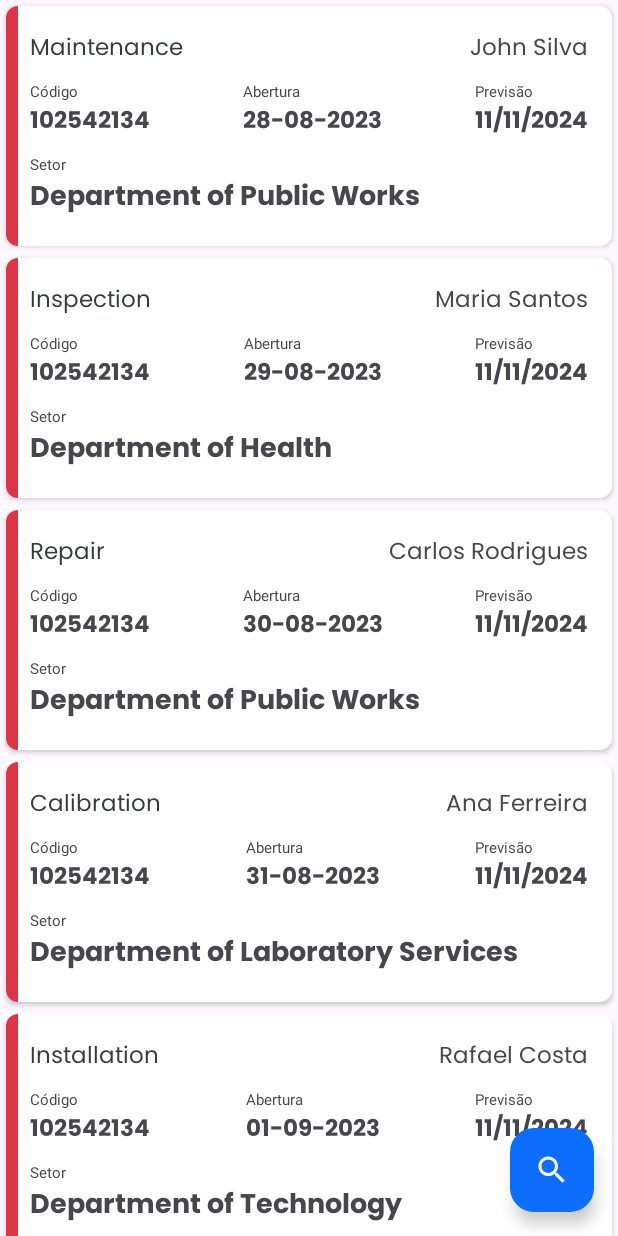
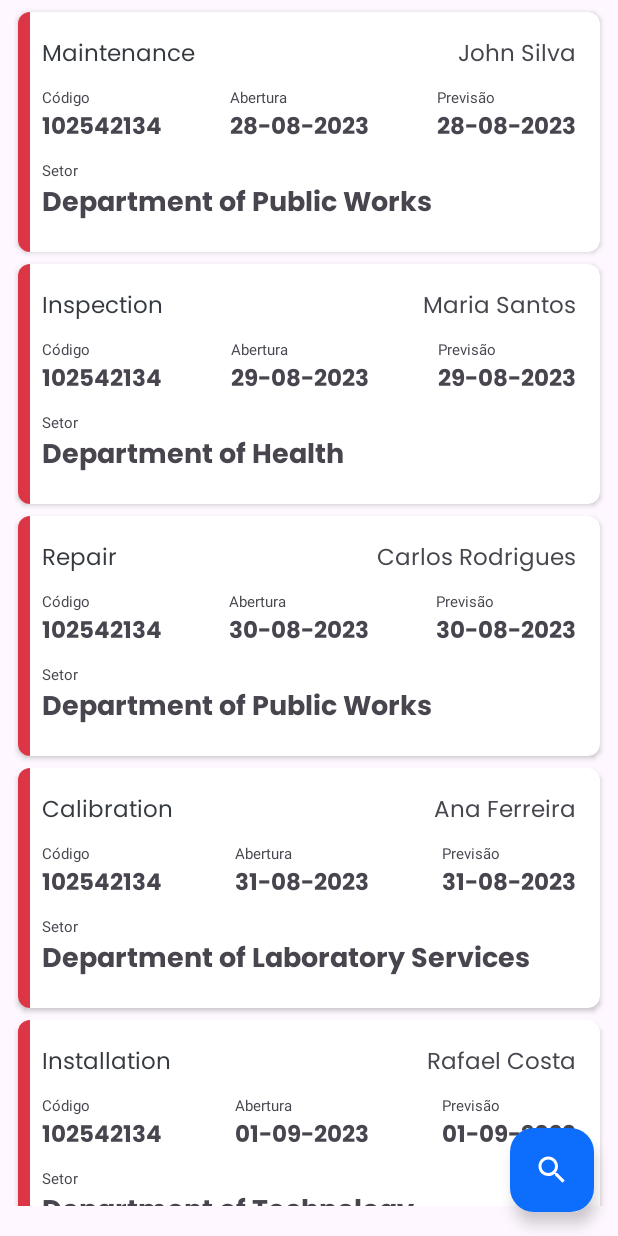
Before and after one commit to OctusPi/App-SisChamados, an Android app: the ChamadosActivity screen opened directly, with no data from a screen before it, on a phone screen of 412 x 824 dp. Run offline under Robolectric (Android 15) with nearby library versions, the phone set to English and light mode, and no system bars.

Commit message:
fixed: Layout Search Chamados

```diff
--- a/app/src/main/java/br/com/dticampossales/appsischamados/ChamadosActivity.java
+++ b/app/src/main/java/br/com/dticampossales/appsischamados/ChamadosActivity.java
@@ -7,8 +7,10 @@ import androidx.recyclerview.widget.RecyclerView;
 
 import android.os.Bundle;
 import android.view.View;
+import android.view.animation.TranslateAnimation;
 import android.widget.ArrayAdapter;
 import android.widget.Spinner;
+import android.widget.Toast;
 
 import com.google.android.material.floatingactionbutton.FloatingActionButton;
 import com.google.android.material.snackbar.Snackbar;
@@ -51,10 +53,13 @@ public class ChamadosActivity extends AppCompatActivity {
 
     private void toggleFilterLayout() {
         ConstraintLayout filterLayout = findViewById(R.id.filter_layout);
-        if (filterLayout.getVisibility() == View.VISIBLE) {
+        if (filterLayout.getVisibility() != View.VISIBLE) {
+            filterLayout.setVisibility(View.VISIBLE);
+            filterLayout.animate().translationYBy(filterLayout.getHeight());
+
+        } else {
             filterLayout.setVisibility(View.GONE);
-        } else {
-            filterLayout.setVisibility(View.VISIBLE);
+            filterLayout.animate().translationYBy(-filterLayout.getHeight());
         }
     }
 
@@ -75,4 +80,6 @@ public class ChamadosActivity extends AppCompatActivity {
 
         spinner.setOnItemSelectedListener(new ChamadosSpinnerAdapter());
     }
+
+
 }
--- a/app/src/main/java/br/com/dticampossales/appsischamados/adapters/Chamados/ChamadosListAdapter.java
+++ b/app/src/main/java/br/com/dticampossales/appsischamados/adapters/Chamados/ChamadosListAdapter.java
@@ -26,6 +26,7 @@ public class ChamadosListAdapter extends RecyclerView.Adapter<ChamadosListAdapte
         private final TextView chamadoType;
         private final TextView chamadoSector;
         private final TextView chamadoDate;
+        private final TextView chamadoDatePrev;
         private final TextView chamadoTechnician;
 
         public ViewHolder(View view) {
@@ -35,6 +36,7 @@ public class ChamadosListAdapter extends RecyclerView.Adapter<ChamadosListAdapte
             chamadoType = view.findViewById(R.id.chamado_type);
             chamadoSector = view.findViewById(R.id.chamado_sector);
             chamadoDate = view.findViewById(R.id.chamado_date);
+            chamadoDatePrev = view.findViewById(R.id.chamado_date_prev);
             chamadoTechnician = view.findViewById(R.id.chamado_tec);
         }
     }
@@ -67,6 +69,9 @@ public class ChamadosListAdapter extends RecyclerView.Adapter<ChamadosListAdapte
         viewHolder.chamadoDate.setText(Dates.fmtLocal(JsonUtil.getJsonVal(dataSet.get(position),
                 viewHolder.itemView.getContext().getString(R.string.chamado_date))));
 
+        viewHolder.chamadoDatePrev.setText(Dates.fmtLocal(JsonUtil.getJsonVal(dataSet.get(position),
+                viewHolder.itemView.getContext().getString(R.string.chamado_date))));
+
         viewHolder.chamadoTechnician.setText(JsonUtil.getJsonVal(dataSet.get(position),
                 viewHolder.itemView.getContext().getString(R.string.chamado_tec)));
     }
--- a/app/src/main/res/layout/activity_chamados.xml
+++ b/app/src/main/res/layout/activity_chamados.xml
@@ -22,48 +22,40 @@
         app:layout_constraintEnd_toEndOf="parent" />
 
     <androidx.constraintlayout.widget.ConstraintLayout
-        android:visibility="gone"
         android:id="@+id/filter_layout"
         android:layout_width="match_parent"
         android:layout_height="wrap_content"
-        android:paddingVertical="6dp"
-        android:paddingHorizontal="10dp"
+        android:animateLayoutChanges="true"
+        android:animationCache="true"
+        android:background="@color/bs_blue"
+        android:paddingHorizontal="16dp"
+        android:paddingVertical="16dp"
+        android:persistentDrawingCache="animation"
+        android:translationZ="2dp"
+        android:visibility="gone"
         app:layout_constraintEnd_toEndOf="parent"
         app:layout_constraintStart_toStartOf="parent"
         app:layout_constraintTop_toTopOf="parent">
 
         <TextView
-            android:layout_marginTop="6dp"
-            android:textColor="?android:textColorSecondary"
-            android:id="@+id/filter_title"
-            android:layout_width="wrap_content"
-            android:layout_height="wrap_content"
-            android:drawablePadding="4dp"
-            android:text="@string/filter_title"
-            android:textSize="22sp"
-            android:textStyle="bold"
-            app:drawableLeftCompat="@drawable/baseline_filter_list_24"
-            app:drawableTint="?android:textColorPrimary"
-            app:layout_constraintBottom_toTopOf="@+id/filter_sector_label"
-            app:layout_constraintEnd_toEndOf="parent"
-            app:layout_constraintStart_toStartOf="parent"
-            app:layout_constraintTop_toTopOf="parent" />
-
-        <TextView
             android:id="@+id/filter_sector_label"
             android:layout_width="wrap_content"
             android:layout_height="wrap_content"
+            android:layout_marginTop="16dp"
             android:text="@string/filter_sector_label"
+            android:textColor="@color/bs_gray_light"
             app:layout_constraintBottom_toTopOf="@+id/filter_sector"
-            app:layout_constraintStart_toStartOf="@+id/filter_sector" />
+            app:layout_constraintStart_toStartOf="@+id/filter_sector"
+            app:layout_constraintTop_toTopOf="parent" />
 
         <Spinner
             android:id="@+id/filter_sector"
             style="@android:style/Widget.Holo.Spinner"
             android:layout_width="match_parent"
             android:layout_height="@dimen/select_height"
-            android:layout_marginBottom="10dp"
-            android:spinnerMode="dialog"
+            android:layout_marginBottom="16dp"
+            android:spinnerMode="dropdown"
+            app:circularflow_defaultRadius="@dimen/nav_header_vertical_spacing"
             app:layout_constraintBottom_toTopOf="@+id/filter_equipment_label"
             app:layout_constraintStart_toStartOf="parent" />
 
@@ -72,6 +64,7 @@
             android:layout_width="wrap_content"
             android:layout_height="wrap_content"
             android:text="@string/filter_equipment_label"
+            android:textColor="@color/bs_gray_light"
             app:layout_constraintBottom_toTopOf="@+id/filter_equipment"
             app:layout_constraintStart_toStartOf="@+id/filter_equipment" />
 
@@ -80,7 +73,7 @@
             style="@android:style/Widget.Holo.Spinner"
             android:layout_width="match_parent"
             android:layout_height="@dimen/select_height"
-            android:layout_marginBottom="10dp"
+            android:layout_marginBottom="16dp"
             app:layout_constraintBottom_toTopOf="@+id/filter_status_label"
             app:layout_constraintEnd_toEndOf="parent"
             app:layout_constraintHorizontal_bias="1.0"
@@ -91,6 +84,7 @@
             android:layout_width="wrap_content"
             android:layout_height="wrap_content"
             android:text="@string/filter_status_label"
+            android:textColor="@color/bs_gray_light"
             app:layout_constraintBottom_toTopOf="@+id/filter_status"
             app:layout_constraintStart_toStartOf="@+id/filter_status" />
 
@@ -99,7 +93,7 @@
             style="@android:style/Widget.Holo.Spinner"
             android:layout_width="match_parent"
             android:layout_height="@dimen/select_height"
-            android:layout_marginBottom="4dp"
+            android:layout_marginBottom="16dp"
             android:spinnerMode="dropdown"
             app:layout_constraintBottom_toTopOf="@+id/filter_button"
             app:layout_constraintEnd_toEndOf="parent" />
@@ -108,6 +102,8 @@
             android:id="@+id/filter_button"
             android:layout_width="wrap_content"
             android:layout_height="@dimen/button_height"
+            android:backgroundTint="@color/bs_teal"
+            android:backgroundTintMode="src_in"
             android:contentDescription="@string/chamados_btn_desc"
             android:elegantTextHeight="true"
             android:text="@string/filter_btn_text"
@@ -117,6 +113,7 @@
             app:iconTint="@color/bs_white"
             app:layout_constraintBottom_toBottomOf="parent"
             app:layout_constraintEnd_toEndOf="parent"
+            app:layout_constraintHorizontal_bias="0.5"
             app:layout_constraintStart_toStartOf="parent" />
 
     </androidx.constraintlayout.widget.ConstraintLayout>
@@ -125,11 +122,17 @@
         android:id="@+id/chamados_list"
         android:layout_width="match_parent"
         android:layout_height="wrap_content"
+        android:layout_marginStart="8dp"
+        android:layout_marginTop="8dp"
+        android:layout_marginEnd="8dp"
+        android:paddingBottom="?attr/dialogPreferredPadding"
+        android:translationZ="0dp"
         app:layout_constraintBottom_toBottomOf="parent"
         app:layout_constraintEnd_toEndOf="parent"
         app:layout_constraintHorizontal_bias="0.0"
         app:layout_constraintStart_toStartOf="parent"
-        app:layout_constraintTop_toBottomOf="@+id/filter_layout"
-        app:layout_constraintVertical_bias="0.0"
-        tools:listitem="@layout/chamado_card" />
+        app:layout_constraintTop_toTopOf="parent"
+        tools:listitem="@layout/chamado_card"
+        tools:visibility="visible" />
+
 </androidx.constraintlayout.widget.ConstraintLayout>
--- a/app/src/main/res/layout/chamado_card.xml
+++ b/app/src/main/res/layout/chamado_card.xml
@@ -28,8 +28,8 @@
             android:layout_marginStart="16dp"
             android:layout_marginTop="16dp"
             android:fontFamily="@font/poppins"
+            android:text="Suporte técnico"
             android:textColor="?android:textColorSecondary"
-            android:text="Suporte técnico"
             android:textSize="15sp"
             app:layout_constraintStart_toStartOf="parent"
             app:layout_constraintTop_toTopOf="parent" />
--- a/app/src/main/res/layout/spinner_dropdown.xml
+++ b/app/src/main/res/layout/spinner_dropdown.xml
@@ -1,12 +1,14 @@
 <?xml version="1.0" encoding="utf-8"?>
 <CheckedTextView xmlns:android="http://schemas.android.com/apk/res/android"
+    xmlns:app="http://schemas.android.com/apk/res-auto"
     android:id="@+id/spinner_item_dropdown"
-    android:textColor="?android:textColorSecondary"
-    android:textSize="15sp"
-    android:singleLine="true"
-    android:paddingHorizontal="16dp"
-    android:paddingVertical="10dp"
     android:layout_width="match_parent"
     android:layout_height="wrap_content"
     android:ellipsize="marquee"
-    android:textAlignment="inherit"/>
+    android:paddingHorizontal="16dp"
+    android:paddingVertical="10dp"
+    android:singleLine="true"
+    android:textAlignment="inherit"
+    android:textColor="@color/bs_gray_light"
+    android:textSize="15sp"
+    app:circularflow_defaultRadius="@dimen/nav_header_vertical_spacing" />
--- a/app/src/main/res/layout/spinner_item.xml
+++ b/app/src/main/res/layout/spinner_item.xml
@@ -1,12 +1,13 @@
 <?xml version="1.0" encoding="utf-8"?>
 <TextView xmlns:android="http://schemas.android.com/apk/res/android"
     android:id="@+id/spinner_item_label"
-    android:textColor="@color/bs_light"
-    android:textSize="16sp"
-    android:paddingHorizontal="12dp"
-    android:textAlignment="inherit"
-    android:singleLine="true"
     android:layout_width="match_parent"
     android:layout_height="match_parent"
     android:ellipsize="marquee"
-    android:gravity="center_vertical"/>
+    android:gravity="center_vertical"
+    android:paddingHorizontal="12dp"
+    android:singleLine="true"
+    android:textAlignment="inherit"
+    android:textColor="@color/bs_gray_light"
+    android:textColorHint="@color/bs_gray_light"
+    android:textSize="16sp" />
```
Also changed, not shown: 1 other file.
